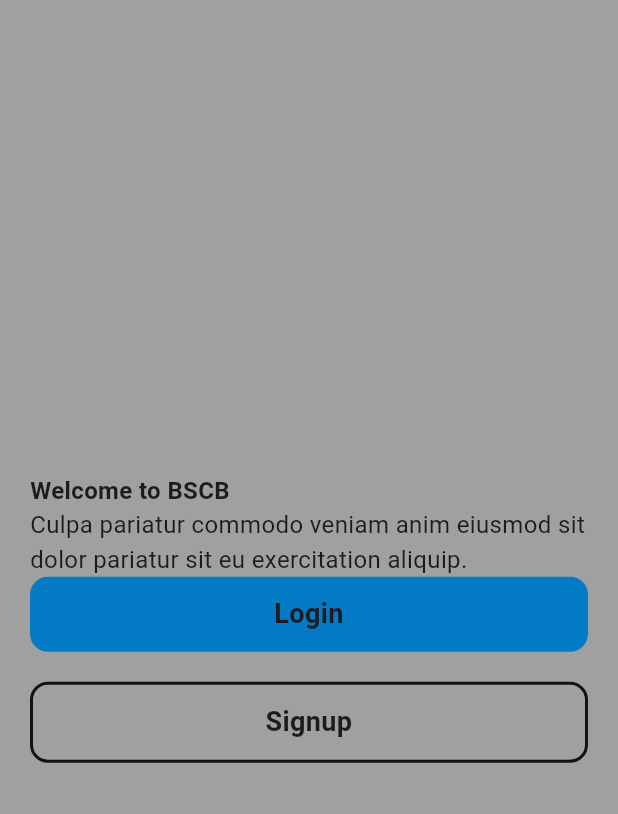
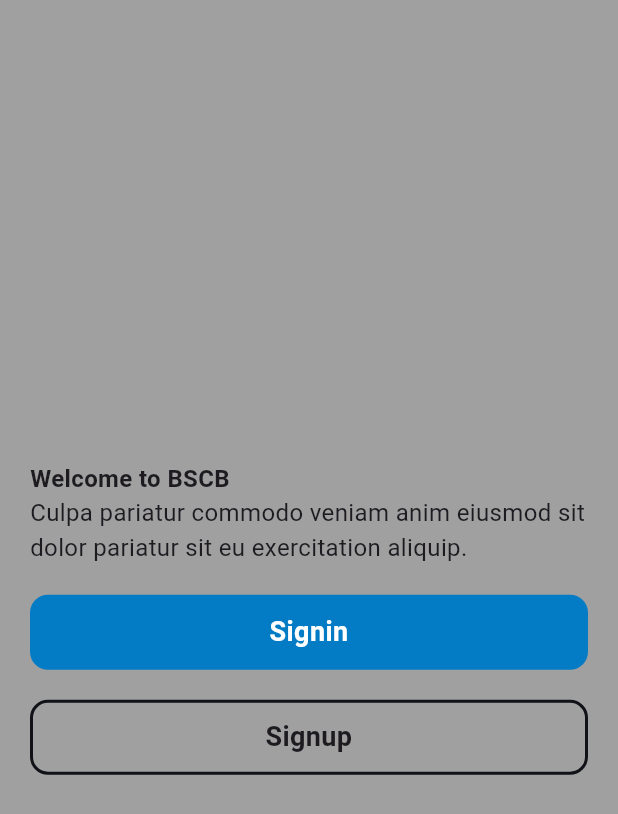
Before and after one commit to sarathkrishnanpv/bsscb, a Flutter app: the screen it shows after launch, on a phone screen of 412 x 824 dp. Shown: the top 814 px of the screen. Run offline on Flutter 3.47's test engine with Material 3 defaults, Android fonts, the phone set to English and light mode, and no system bars; our stand-ins replace google_fonts.

Commit message:
update: signin signup page basic layout added

```diff
--- a/lib/main.dart
+++ b/lib/main.dart
@@ -1,6 +1,6 @@
-import 'package:app/ui/splash_screens/welcome.dart';
-import 'package:app/utils/app_colors.dart';
-import 'package:app/utils/text_theme.dart';
+import 'package:app/ui/authentication/welcome.dart';
+import 'package:app/utils/themes/app_colors.dart';
+import 'package:app/utils/themes/text_theme.dart';
 import 'package:flutter/material.dart';
 
 void main() {
--- /dev/null
+++ b/lib/ui/authentication/signin.dart
@@ -0,0 +1,13 @@
+import 'package:app/utils/themes/text_theme.dart';
+import 'package:app/widgets/global_buttons.dart';
+import 'package:flutter/material.dart';
+
+class SigninPage extends StatelessWidget {
+  const SigninPage({super.key});
+
+  @override
+  Widget build(BuildContext context) {
+    final textTheme = Theme.of(context).extension<AppTextTheme>()!;
+    return Center(child:  PrimaryButton(content: "Signin", textTheme: textTheme,));
+  }
+}
--- /dev/null
+++ b/lib/ui/authentication/welcome.dart
@@ -0,0 +1,49 @@
+import 'package:app/ui/authentication/signin.dart';
+import 'package:app/ui/authentication/signup.dart';
+import 'package:app/utils/themes/navigation/navigation_utils.dart';
+import 'package:app/utils/themes/text_theme.dart';
+import 'package:app/widgets/global_buttons.dart';
+import 'package:flutter/material.dart';
+
+class WelcomePage extends StatelessWidget {
+  const WelcomePage({super.key});
+
+  @override
+  Widget build(BuildContext context) {
+    final textTheme = Theme.of(context).extension<AppTextTheme>()!;
+    return Scaffold(
+      body: SafeArea(child:
+      Padding(
+        padding: const EdgeInsets.symmetric(horizontal: 20.0),
+        child: Column(
+          crossAxisAlignment: CrossAxisAlignment.start,
+          mainAxisAlignment: MainAxisAlignment.center,
+          children: [
+            Text("Welcome to BSCB",style: textTheme.appTextBodyTextLgBold),
+            Text("Culpa pariatur commodo veniam anim eiusmod sit dolor pariatur sit eu exercitation aliquip.",style: textTheme.appTextBodyTextLgRegular,),
+            const SizedBox(height: 20,),
+            SizedBox(
+            width: double.infinity, // Takes up as much horizontal space as possible
+            child: InkWell(
+              onTap: (){
+                 RouterUtils.pushWithSlideTransition(context, const SigninPage());
+              },
+              child: PrimaryButton(textTheme: textTheme,content: "Signin",)),
+          ),
+          const SizedBox(height: 20,),
+          InkWell(
+            onTap: () {
+              RouterUtils.pushWithSlideTransition(context, const SignupPage());
+            },
+            child: SizedBox(
+              width: double.infinity,
+              child: secondaryButton(textTheme: textTheme, content: 'Signup',),
+            ),
+          )
+
+          ],
+        ),
+      )),
+    );
+  }
+}
--- a/lib/ui/splash_screens/welcome.dart
+++ /dev/null
@@ -1,37 +0,0 @@
-import 'package:app/utils/app_colors.dart';
-import 'package:app/utils/text_theme.dart';
-import 'package:app/widgets/global_buttons.dart';
-import 'package:flutter/material.dart';
-
-class WelcomePage extends StatelessWidget {
-  const WelcomePage({super.key});
-
-  @override
-  Widget build(BuildContext context) {
-    final textTheme = Theme.of(context).extension<AppTextTheme>()!;
-    return Scaffold(
-      body: SafeArea(child:
-      Padding(
-        padding: const EdgeInsets.symmetric(horizontal: 20.0),
-        child: Column(
-          crossAxisAlignment: CrossAxisAlignment.start,
-          mainAxisAlignment: MainAxisAlignment.center,
-          children: [
-            Text("Welcome to BSCB",style: textTheme.appTextBodyTextLgBold),
-            Text("Culpa pariatur commodo veniam anim eiusmod sit dolor pariatur sit eu exercitation aliquip.",style: textTheme.appTextBodyTextLgRegular,),
-            SizedBox(
-  width: double.infinity, // Takes up as much horizontal space as possible
-  child: PrimaryButton(textTheme: textTheme,content: "Login",),
-),
-SizedBox(height: 20,),
-SizedBox(
-  width: double.infinity,
-  child: secondaryButton(textTheme: textTheme, content: 'Signup',),
-)
-
-          ],
-        ),
-      )),
-    );
-  }
-}
--- a/lib/widgets/global_buttons.dart
+++ b/lib/widgets/global_buttons.dart
@@ -1,6 +1,6 @@
 
-import 'package:app/utils/app_colors.dart';
-import 'package:app/utils/text_theme.dart';
+import 'package:app/utils/themes/app_colors.dart';
+import 'package:app/utils/themes/text_theme.dart';
 import 'package:flutter/material.dart';
 
 //primary color button
@@ -26,7 +26,7 @@ class PrimaryButton extends StatelessWidget {
         padding: EdgeInsets.symmetric(vertical: 12.0), // Adds padding to the button
         child: Text(
           content,
-          style: textTheme.appTextBodyTextXlBold,
+          style: textTheme.appTextBodyTextXlBold!.copyWith(color: AppColors.white),
           textAlign: TextAlign.center, // Centers the text within the button
         ),
       ),
@@ -54,7 +54,7 @@ class secondaryButton extends StatelessWidget {
 
           ),
           child: Padding(
-            padding: EdgeInsets.symmetric(vertical: 12.0), // Adds padding to the button
+            padding: EdgeInsets.symmetric(vertical: 10.0), // Adds padding to the button
             child: Text(
               content,
               style: textTheme.appTextBodyTextXlBold,
--- a/pubspec.yaml
+++ b/pubspec.yaml
@@ -41,6 +41,7 @@ dependencies:
   permission_handler: ^11.3.1
   build_runner: ^2.4.11
   flutter_gen_runner: ^5.6.0
+  clay_containers: ^0.3.4
 
 
 dev_dependencies:
```
Also changed, not shown: lib/ui/authentication/signup.dart (added, +13 -0 lines), lib/utils/themes/navigation/navigation_utils.dart (added, +45 -0 lines), lib/utils/themes/app_colors.dart (renamed from lib/utils/app_colors.dart), lib/utils/themes/text_theme.dart (renamed from lib/utils/text_theme.dart), pubspec.lock.
